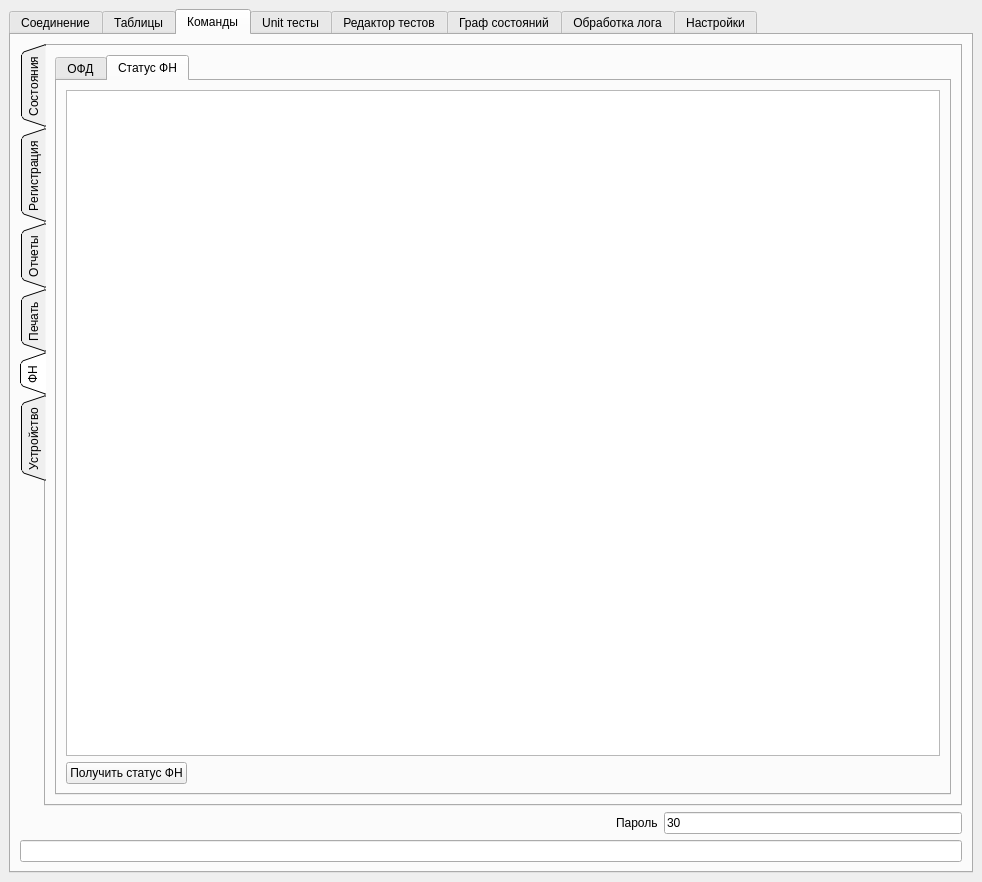
The window that ui/mainwindow.ui (Megaxela/FRTester) describes before a commit, drawn with Qt 5.
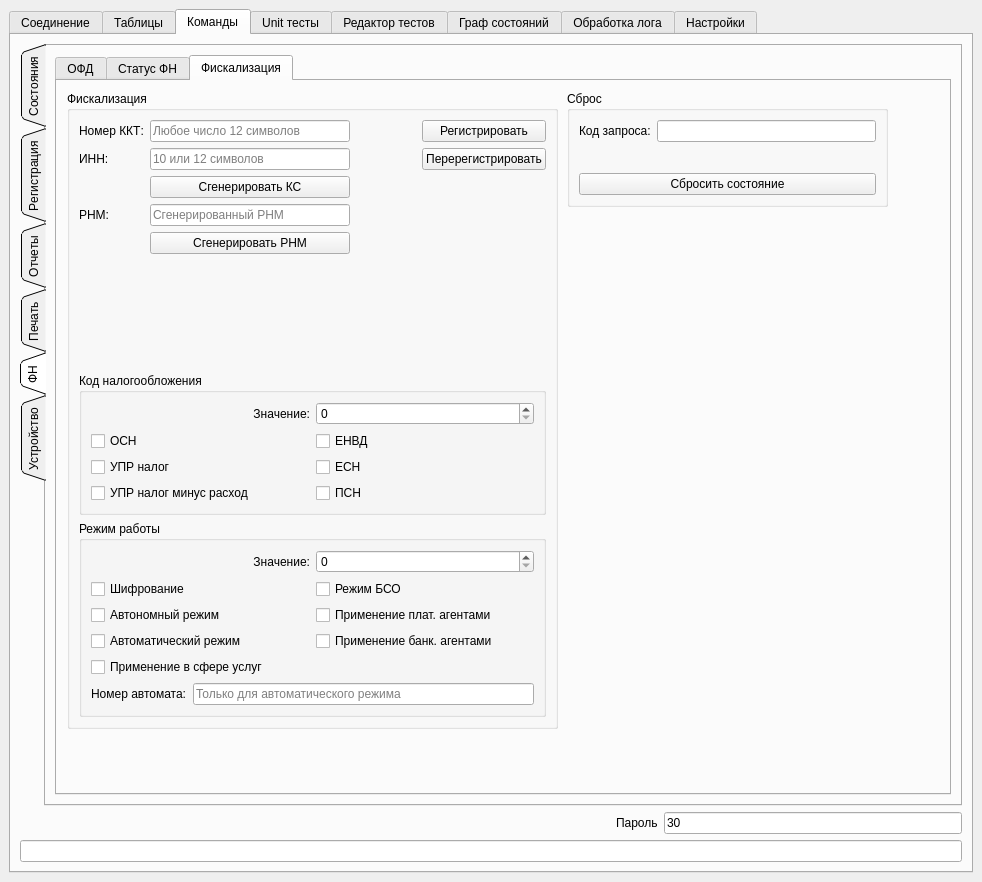
The same window after the commit. Custom widgets are drawn as their Qt base class.

Diff of the .ui file:
```diff
--- a/ui/mainwindow.ui
+++ b/ui/mainwindow.ui
@@ -1779,7 +1779,7 @@
             <item>
              <widget class="QTabWidget" name="commandsFNTabWidget">
               <property name="currentIndex">
-               <number>1</number>
+               <number>2</number>
               </property>
               <widget class="QWidget" name="commandsFNOFDTab">
                <attribute name="title">
@@ -1853,6 +1853,371 @@
                 </item>
                </layout>
               </widget>
+              <widget class="QWidget" name="commandsFNFiscalisationTab">
+               <attribute name="title">
+                <string>Фискализация</string>
+               </attribute>
+               <widget class="QGroupBox" name="groupBox_20">
+                <property name="geometry">
+                 <rect>
+                  <x>510</x>
+                  <y>10</y>
+                  <width>321</width>
+                  <height>116</height>
+                 </rect>
+                </property>
+                <property name="title">
+                 <string>Сброс</string>
+                </property>
+                <layout class="QVBoxLayout" name="verticalLayout_32">
+                 <item>
+                  <layout class="QFormLayout" name="formLayout_13">
+                   <item row="0" column="0">
+                    <widget class="QLabel" name="label_47">
+                     <property name="text">
+                      <string>Код запроса:</string>
+                     </property>
+                    </widget>
+                   </item>
+                   <item row="0" column="1">
+                    <widget class="QLineEdit" name="commandsFNFiscalisationClearCodeLineEdit"/>
+                   </item>
+                  </layout>
+                 </item>
+                 <item>
+                  <widget class="QPushButton" name="commandsFNFiscalisationClearPushButton">
+                   <property name="text">
+                    <string>Сбросить состояние</string>
+                   </property>
+                  </widget>
+                 </item>
+                </layout>
+               </widget>
+               <widget class="QGroupBox" name="groupBox_21">
+                <property name="geometry">
+                 <rect>
+                  <x>10</x>
+                  <y>10</y>
+                  <width>491</width>
+                  <height>638</height>
+                 </rect>
+                </property>
+                <property name="title">
+                 <string>Фискализация</string>
+                </property>
+                <layout class="QVBoxLayout" name="verticalLayout_36">
+                 <item>
+                  <layout class="QHBoxLayout" name="horizontalLayout_42">
+                   <item>
+                    <layout class="QFormLayout" name="formLayout_14">
+                     <item row="0" column="0">
+                      <widget class="QLabel" name="label_49">
+                       <property name="text">
+                        <string>Номер ККТ:</string>
+                       </property>
+                      </widget>
+                     </item>
+                     <item row="0" column="1">
+                      <widget class="QLineEdit" name="commandsFNFiscalisationPOSNumberLineEdit">
+                       <property name="minimumSize">
+                        <size>
+                         <width>200</width>
+                         <height>0</height>
+                        </size>
+                       </property>
+                       <property name="placeholderText">
+                        <string>Любое число 12 символов</string>
+                       </property>
+                      </widget>
+                     </item>
+                     <item row="1" column="0">
+                      <widget class="QLabel" name="label_53">
+                       <property name="text">
+                        <string>ИНН:</string>
+                       </property>
+                      </widget>
+                     </item>
+                     <item row="1" column="1">
+                      <widget class="QLineEdit" name="commandsFNFiscalisationINNLineEdit">
+                       <property name="placeholderText">
+                        <string>10 или 12 символов</string>
+                       </property>
+                      </widget>
+                     </item>
+                     <item row="3" column="1">
+                      <widget class="QLineEdit" name="commandsFNFiscalisationRNMLineEdit">
+                       <property name="placeholderText">
+                        <string>Сгенерированный РНМ</string>
+                       </property>
+                      </widget>
+                     </item>
+                     <item row="3" column="0">
+                      <widget class="QLabel" name="label_54">
+                       <property name="text">
+                        <string>РНМ:</string>
+                       </property>
+                      </widget>
+                     </item>
+                     <item row="4" column="1">
+                      <widget class="QPushButton" name="commandsFNFiscalisationGenerateRNMPushButton">
+                       <property name="text">
+                        <string>Сгенерировать РНМ</string>
+                       </property>
+                      </widget>
+                     </item>
+                     <item row="2" column="1">
+                      <widget class="QPushButton" name="commandsFNFiscalisationGenerateINNCSPushButton">
+                       <property name="text">
+                        <string>Сгенерировать КС</string>
+                       </property>
+                      </widget>
+                     </item>
+                    </layout>
+                   </item>
+                   <item>
+                    <spacer name="horizontalSpacer_11">
+                     <property name="orientation">
+                      <enum>Qt::Horizontal</enum>
+                     </property>
+                     <property name="sizeHint" stdset="0">
+                      <size>
+                       <width>40</width>
+                       <height>20</height>
+                      </size>
+                     </property>
+                    </spacer>
+                   </item>
+                   <item>
+                    <layout class="QVBoxLayout" name="verticalLayout_35">
+                     <item>
+                      <widget class="QPushButton" name="commandsFNFiscalisationRegisterPushButton">
+                       <property name="text">
+                        <string>Регистрировать</string>
+                       </property>
+                      </widget>
+                     </item>
+                     <item>
+                      <widget class="QPushButton" name="commandsFNFiscalisationReRegisterPushButton">
+                       <property name="text">
+                        <string>Перерегистрировать</string>
+                       </property>
+                      </widget>
+                     </item>
+                     <item>
+                      <spacer name="verticalSpacer_6">
+                       <property name="orientation">
+                        <enum>Qt::Vertical</enum>
+                       </property>
+                       <property name="sizeHint" stdset="0">
+                        <size>
+                         <width>20</width>
+                         <height>40</height>
+                        </size>
+                       </property>
+                      </spacer>
+                     </item>
+                    </layout>
+                   </item>
+                  </layout>
+                 </item>
+                 <item>
+                  <widget class="QGroupBox" name="groupBox_22">
+                   <property name="title">
+                    <string>Код налогообложения</string>
+                   </property>
+                   <layout class="QVBoxLayout" name="verticalLayout_33">
+                    <item>
+                     <layout class="QHBoxLayout" name="horizontalLayout_40">
+                      <item>
+                       <widget class="QLabel" name="label_60">
+                        <property name="text">
+                         <string>Значение:</string>
+                        </property>
+                        <property name="alignment">
+                         <set>Qt::AlignRight|Qt::AlignTrailing|Qt::AlignVCenter</set>
+                        </property>
+                       </widget>
+                      </item>
+                      <item>
+                       <widget class="QSpinBox" name="commandsFNFiscalisationTaxValueSpinBox">
+                        <property name="maximum">
+                         <number>63</number>
+                        </property>
+                       </widget>
+                      </item>
+                     </layout>
+                    </item>
+                    <item>
+                     <layout class="QGridLayout" name="gridLayout_5">
+                      <item row="0" column="0">
+                       <widget class="QCheckBox" name="commandsFNFiscalisationTax1CheckBox">
+                        <property name="toolTip">
+                         <string>Основной</string>
+                        </property>
+                        <property name="text">
+                         <string>ОСН</string>
+                        </property>
+                       </widget>
+                      </item>
+                      <item row="0" column="1">
+                       <widget class="QCheckBox" name="commandsFNFiscalisationTax4CheckBox">
+                        <property name="toolTip">
+                         <string>Единый налог на вменный доход</string>
+                        </property>
+                        <property name="text">
+                         <string>ЕНВД</string>
+                        </property>
+                       </widget>
+                      </item>
+                      <item row="2" column="0">
+                       <widget class="QCheckBox" name="commandsFNFiscalisationTax3CheckBox">
+                        <property name="toolTip">
+                         <string>Упрощенный налог минус расход</string>
+                        </property>
+                        <property name="text">
+                         <string>УПР налог минус расход</string>
+                        </property>
+                       </widget>
+                      </item>
+                      <item row="1" column="0">
+                       <widget class="QCheckBox" name="commandsFNFiscalisationTax2CheckBox">
+                        <property name="toolTip">
+                         <string>Упрощенный налог</string>
+                        </property>
+                        <property name="text">
+                         <string>УПР налог</string>
+                        </property>
+                       </widget>
+                      </item>
+                      <item row="1" column="1">
+                       <widget class="QCheckBox" name="commandsFNFiscalisationTax5CheckBox">
+                        <property name="toolTip">
+                         <string>Единый сельскохозяйственный налог</string>
+                        </property>
+                        <property name="text">
+                         <string>ЕСН</string>
+                        </property>
+                       </widget>
+                      </item>
+                      <item row="2" column="1">
+                       <widget class="QCheckBox" name="commandsFNFiscalisationTax6CheckBox">
+                        <property name="toolTip">
+                         <string>Патентная система налогообложения</string>
+                        </property>
+                        <property name="text">
+                         <string>ПСН</string>
+                        </property>
+                       </widget>
+                      </item>
+                     </layout>
+                    </item>
+                   </layout>
+                  </widget>
+                 </item>
+                 <item>
+                  <widget class="QGroupBox" name="groupBox_23">
+                   <property name="title">
+                    <string>Режим работы</string>
+                   </property>
+                   <layout class="QVBoxLayout" name="verticalLayout_34">
+                    <item>
+                     <layout class="QHBoxLayout" name="horizontalLayout_41">
+                      <item>
+                       <widget class="QLabel" name="label_61">
+                        <property name="text">
+                         <string>Значение:</string>
+                        </property>
+                        <property name="alignment">
+                         <set>Qt::AlignRight|Qt::AlignTrailing|Qt::AlignVCenter</set>
+                        </property>
+                       </widget>
+                      </item>
+                      <item>
+                       <widget class="QSpinBox" name="commandsFNFiscalisationWorkModeValueSpinBox">
+                        <property name="maximum">
+                         <number>127</number>
+                        </property>
+                       </widget>
+                      </item>
+                     </layout>
+                    </item>
+                    <item>
+                     <layout class="QGridLayout" name="gridLayout_6">
+                      <item row="0" column="0">
+                       <widget class="QCheckBox" name="commandsFNFiscalisationWorkMode1CheckBox">
+                        <property name="text">
+                         <string>Шифрование</string>
+                        </property>
+                       </widget>
+                      </item>
+                      <item row="1" column="0">
+                       <widget class="QCheckBox" name="commandsFNFiscalisationWorkMode2CheckBox">
+                        <property name="text">
+                         <string>Автономный режим</string>
+                        </property>
+                       </widget>
+                      </item>
+                      <item row="2" column="0">
+                       <widget class="QCheckBox" name="commandsFNFiscalisationWorkMode3CheckBox">
+                        <property name="text">
+                         <string>Автоматический режим</string>
+                        </property>
+                       </widget>
+                      </item>
+                      <item row="3" column="0">
+                       <widget class="QCheckBox" name="commandsFNFiscalisationWorkMode4CheckBox">
+                        <property name="text">
+                         <string>Применение в сфере услуг</string>
+                        </property>
+                       </widget>
+                      </item>
+                      <item row="0" column="1">
+                       <widget class="QCheckBox" name="commandsFNFiscalisationWorkMode5CheckBox">
+                        <property name="text">
+                         <string>Режим БСО</string>
+                        </property>
+                       </widget>
+                      </item>
+                      <item row="1" column="1">
+                       <widget class="QCheckBox" name="commandsFNFiscalisationWorkMode6CheckBox">
+                        <property name="text">
+                         <string>Применение плат. агентами</string>
+                        </property>
+                       </widget>
+                      </item>
+                      <item row="2" column="1">
+                       <widget class="QCheckBox" name="commandsFNFiscalisationWorkMode7CheckBox">
+                        <property name="text">
+                         <string>Применение банк. агентами</string>
+                        </property>
+                       </widget>
+                      </item>
+                     </layout>
+                    </item>
+                    <item>
+                     <layout class="QFormLayout" name="formLayout_16">
+                      <item row="0" column="0">
+                       <widget class="QLabel" name="label_87">
+                        <property name="text">
+                         <string>Номер автомата:</string>
+                        </property>
+                       </widget>
+                      </item>
+                      <item row="0" column="1">
+                       <widget class="QLineEdit" name="commandsFNFiscalisationAutoNumberLineEdit">
+                        <property name="placeholderText">
+                         <string>Только для автоматического режима</string>
+                        </property>
+                       </widget>
+                      </item>
+                     </layout>
+                    </item>
+                   </layout>
+                  </widget>
+                 </item>
+                </layout>
+               </widget>
+              </widget>
              </widget>
             </item>
            </layout>
```
Left out of the diff: 91 changed lines with no effect on the pictures.
